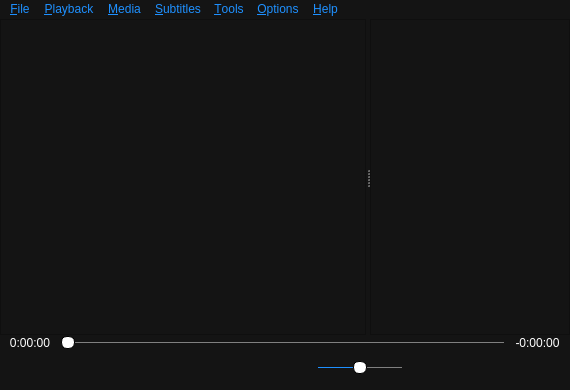
Qt form Baka MPlayer/mainwindow.ui (u8sand/Baka-MPlayer) before a commit.
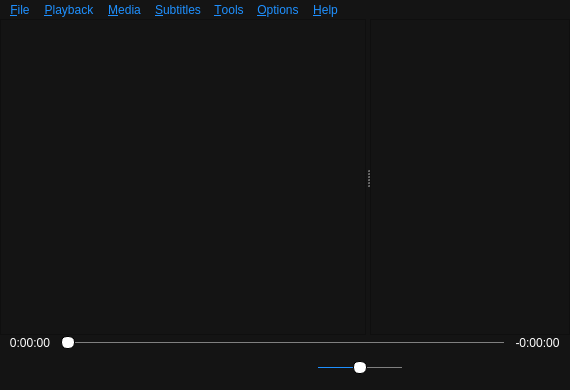
The same form after that commit. Icons and pictures are not drawn. Custom widgets are drawn as their Qt base class.

Commit message: mainwindow.ui: fixed QMenuBar background color

```diff
--- a/Baka MPlayer/mainwindow.ui
+++ b/Baka MPlayer/mainwindow.ui
@@ -22,16 +22,13 @@
 	color: white;
 }
 
-QMenu::item { background-color: black; }
-
-#menubar {
+QMenuBar, QMenuBar::item {
 	background: #141414;
 	color: dodgerblue;
 }
 
 
 
-
 QSlider::groove:horizontal {
 	background: gray;
 	height: 1px;
```
